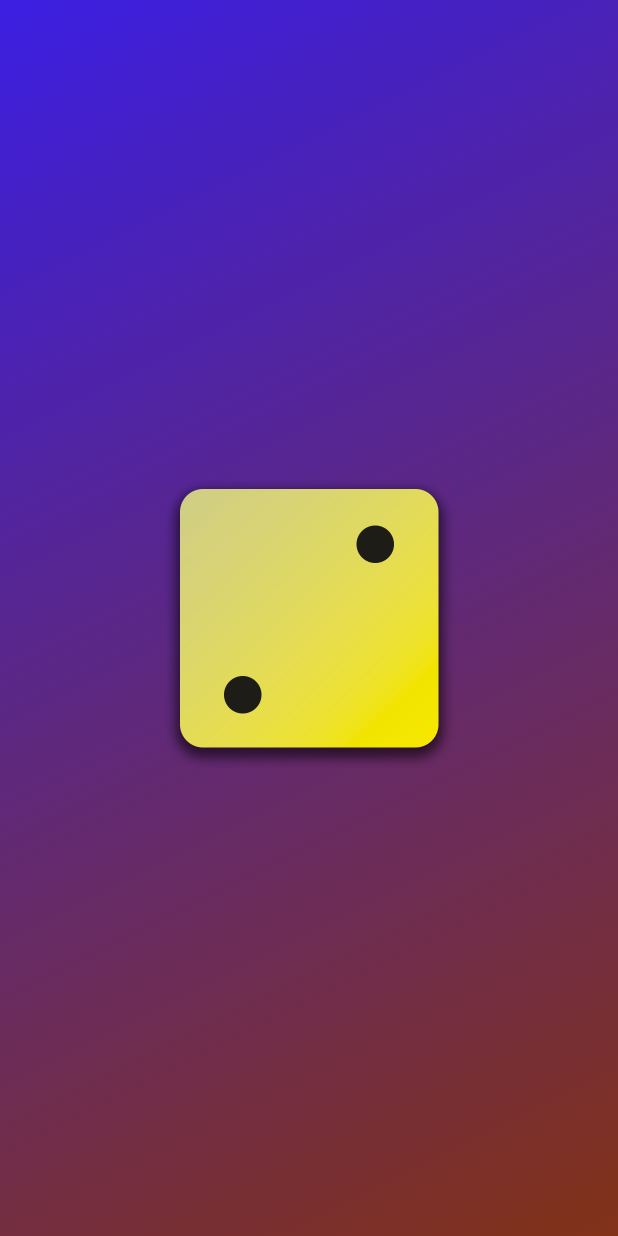
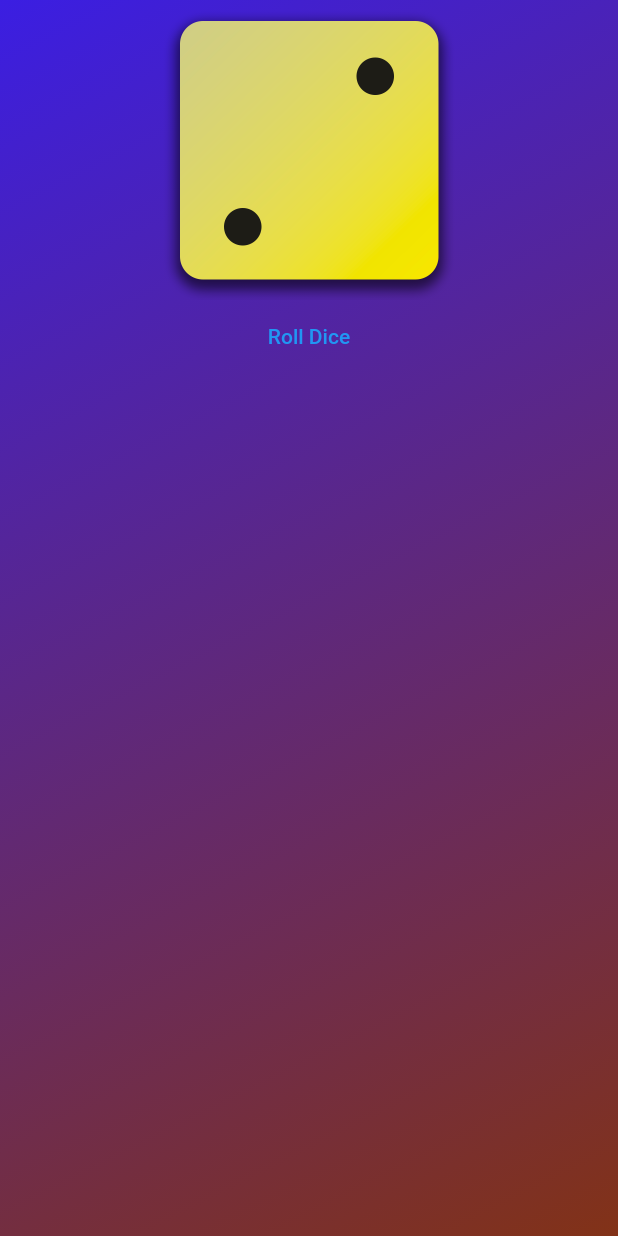
Before and after one commit to olonisakindavid/Roll-Dice-App, a Flutter app: the screen it shows after launch, on a phone screen of 412 x 824 dp. Run offline on Flutter 3.47's test engine with Material 2 defaults, Android fonts, the light colour scheme and no system bars.

Commit message:
button for the ROLL DICE

```diff
--- a/lib/gradient_container.dart
+++ b/lib/gradient_container.dart
@@ -8,6 +8,10 @@ class GradientContainer extends StatelessWidget {
 
   final Color color1;
   final Color color2;
+
+  void rollDice() {
+    // ...
+  }
 
   @override
   Widget build(context) {
@@ -20,9 +24,17 @@ class GradientContainer extends StatelessWidget {
         ),
       ),
       child: Center(
-        child: Image.asset(
-          'assets/images/dice-2.png',
-          width: 200,
+        child: Column(
+          children: [
+            Image.asset(
+              'assets/images/dice-2.png',
+              width: 200,
+            ),
+            TextButton(
+              onPressed: rollDice,
+              child: const Text('Roll Dice'),
+            )
+          ],
         ),
       ),
     );
```
